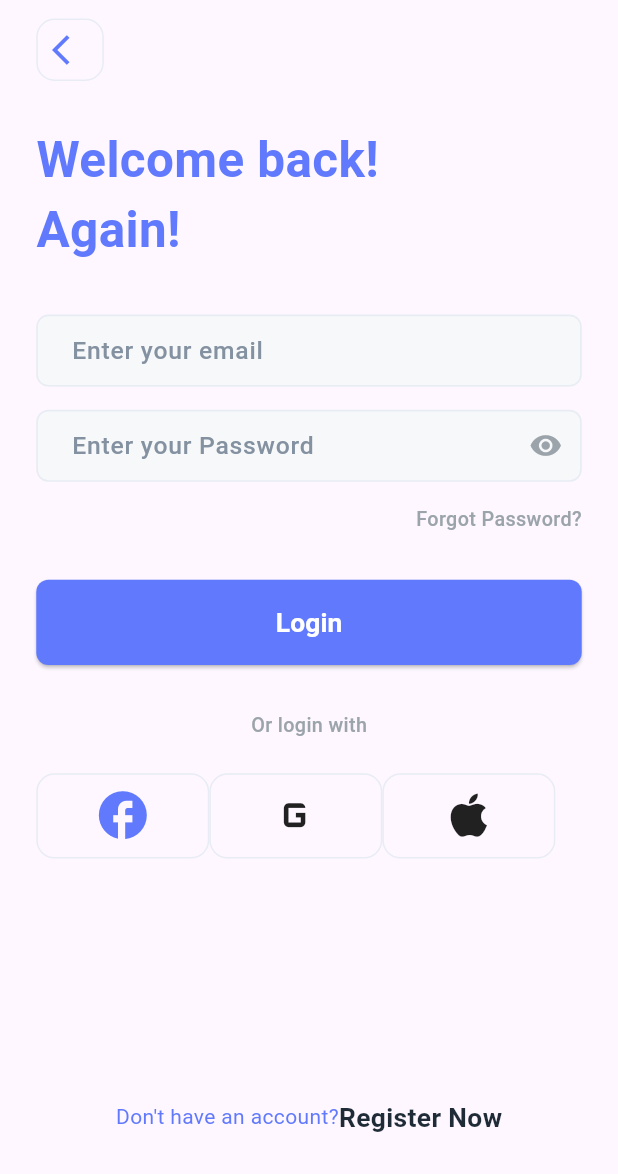
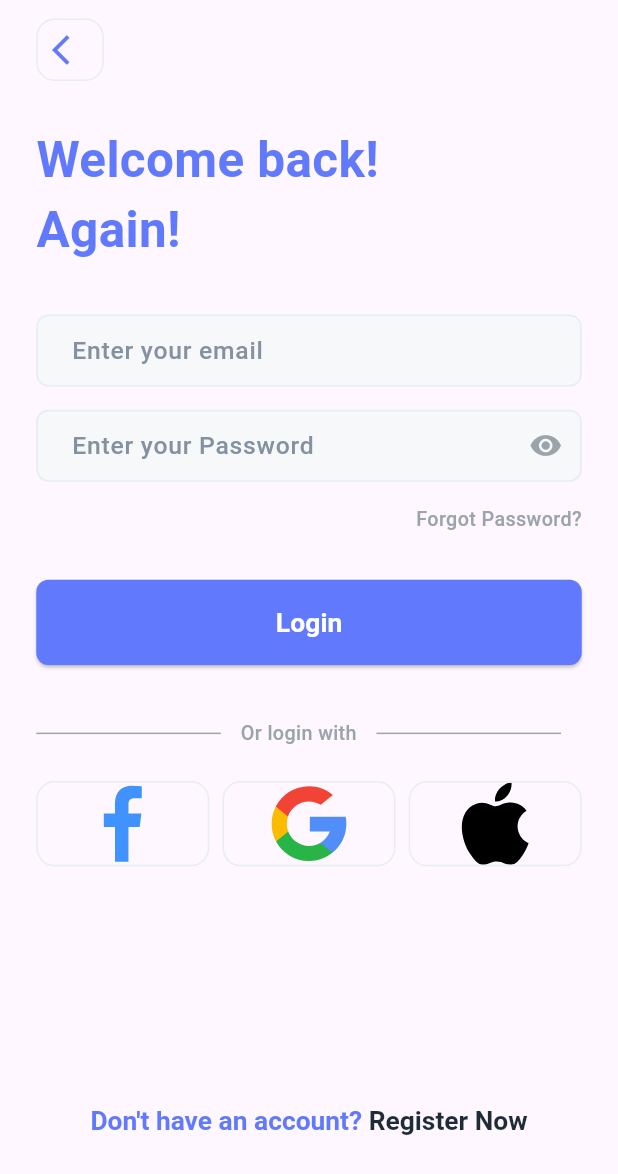
Before and after one commit to RaghadAz/finance-app, a Flutter app: the screen it shows after launch, after a tap on "Login", on a phone screen of 412 x 824 dp. Shown: the top 1174 px of the screen. Run offline on Flutter 3.47's test engine with Material 3 defaults, Android fonts, the phone set to English and light mode, and no system bars; our stand-ins replace flutter_screenutil, flutter_svg, go_router.

Commit message:
add welcome Screen and custom the widget

```diff
--- a/lib/core/styling/app_assets.dart
+++ b/lib/core/styling/app_assets.dart
@@ -1,3 +1,7 @@
 class AppAssets {
   static const String onBoard = "assets/images/onBoard.png";
+
+  static const String google = "assets/icons/google.svg";
+  static const String facebook = "assets/icons/facebook.svg";
+  static const String apple = "assets/icons/apple.svg";
 }
--- a/lib/features/auth/login_screen.dart
+++ b/lib/features/auth/login_screen.dart
@@ -1,10 +1,14 @@
+import 'package:finance_app/core/styling/app_assets.dart';
 import 'package:finance_app/core/styling/app_colors.dart';
 import 'package:finance_app/core/widgets/custom_text_field.dart';
 import 'package:finance_app/core/widgets/primary_button_widget.dart';
 import 'package:finance_app/core/widgets/spacing_widget.dart';
+import 'package:finance_app/features/auth/widgets/back_button_widget.dart';
+import 'package:finance_app/features/auth/widgets/custom_icons_button.dart';
+import 'package:finance_app/features/auth/widgets/custom_or_login_widget.dart';
+import 'package:finance_app/features/auth/widgets/social_login_buttons.dart';
 import 'package:flutter/material.dart';
 import 'package:flutter_screenutil/flutter_screenutil.dart';
-import 'package:go_router/go_router.dart';
 import '../../core/styling/app_styles.dart';
 
 class LoginScreen extends StatefulWidget {
@@ -26,25 +30,7 @@ class _LoginScreenState extends State<LoginScreen> {
               crossAxisAlignment: CrossAxisAlignment.start,
               children: [
                 HeightSpace(height: 12.h),
-                Container(
-                  height: 41.h,
-                  width: 41.w,
-                  decoration: BoxDecoration(
-                    borderRadius: BorderRadius.circular(12.r),
-                    border: Border.all(color: Color(0xffE8ECF4), width: 1),
-                  ),
-                  child: Center(
-                    child: IconButton(
-                      icon: Icon(
-                        Icons.arrow_back_ios,
-                        color: AppColors.primaryColor,
-                      ),
-                      onPressed: () {
-                        GoRouter.of(context).pop();
-                      },
-                    ),
-                  ),
-                ),
+                BackButtonWidget(),
                 HeightSpace(height: 28.h),
                 SizedBox(
                   width: 280.w,
@@ -73,61 +59,26 @@ class _LoginScreenState extends State<LoginScreen> {
                 ),
                 HeightSpace(height: 30.h),
                 PrimaryButtonWidget(onpressed: () {}, buttonText: "Login"),
-                HeightSpace(height: 30.h),
-                Align(
-                  alignment: Alignment.center,
-                  child: Text("Or login with", style: AppStyles.grey12),
-                ),
+                HeightSpace(height: 35.h),
+                CustomOrLoginWidget(),
                 HeightSpace(height: 22),
-                Row(
-                  children: [
-                    Container(
-                      decoration: BoxDecoration(
-                        borderRadius: BorderRadius.circular(12.r),
-                        border: Border.all(color: Color(0xffE8ECF4), width: 1),
+                SocialLoginButtons(),
+                HeightSpace(height: 155.h),
+                Center(
+                  child: RichText(
+                    text: TextSpan(
+                      text: "Don't have an account? ",
+                      style: AppStyles.balck16.copyWith(
+                        color: AppColors.primaryColor,
                       ),
-                      height: 56.h,
-                      width: 105.w,
-                      child: InkWell(
-                        child: Icon(
-                          Icons.facebook_outlined,
-                          color: AppColors.primaryColor,
-                          size: 35.sp,
+                      children: [
+                        TextSpan(
+                          text: "Register Now",
+                          style: AppStyles.balck16,
                         ),
-                      ),
+                      ],
                     ),
-                    Container(
-                      decoration: BoxDecoration(
-                        borderRadius: BorderRadius.circular(12.r),
-                        border: Border.all(color: Color(0xffE8ECF4), width: 1),
-                      ),
-                      height: 56.h,
-                      width: 105.w,
-                      child: InkWell(
-                        child: Icon(Icons.g_mobiledata, size: 35.sp),
-                      ),
-                    ),
-                    Container(
-                      decoration: BoxDecoration(
-                        borderRadius: BorderRadius.circular(12.r),
-                        border: Border.all(color: Color(0xffE8ECF4), width: 1),
-                      ),
-                      height: 56.h,
-                      width: 105.w,
-                      child: InkWell(child: Icon(Icons.apple, size: 35.sp)),
-                    ),
-                  ],
-                ),
-                HeightSpace(height: 155.h),
-                Row(
-                  mainAxisAlignment: MainAxisAlignment.center,
-                  children: [
-                    Text(
-                      "Don't have an account?",
-                      style: TextStyle(color: AppColors.primaryColor),
-                    ),
-                    Text("Register Now", style: AppStyles.balck16),
-                  ],
+                  ),
                 ),
               ],
             ),
--- /dev/null
+++ b/lib/features/auth/widgets/back_button_widget.dart
@@ -0,0 +1,28 @@
+import 'package:finance_app/core/styling/app_colors.dart';
+import 'package:flutter/material.dart';
+import 'package:flutter_screenutil/flutter_screenutil.dart';
+import 'package:go_router/go_router.dart';
+
+class BackButtonWidget extends StatelessWidget {
+  const BackButtonWidget({super.key});
+
+  @override
+  Widget build(BuildContext context) {
+    return Container(
+      height: 41.h,
+      width: 41.w,
+      decoration: BoxDecoration(
+        borderRadius: BorderRadius.circular(12.r),
+        border: Border.all(color: Color(0xffE8ECF4), width: 1),
+      ),
+      child: Center(
+        child: IconButton(
+          icon: Icon(Icons.arrow_back_ios, color: AppColors.primaryColor),
+          onPressed: () {
+            GoRouter.of(context).pop();
+          },
+        ),
+      ),
+    );
+  }
+}
--- /dev/null
+++ b/lib/features/auth/widgets/custom_icons_button.dart
@@ -0,0 +1,24 @@
+import 'package:flutter/material.dart';
+import 'package:flutter_screenutil/flutter_screenutil.dart';
+import 'package:flutter_svg/flutter_svg.dart';
+
+class CustomIconsButton extends StatelessWidget {
+  final VoidCallback? onTap;
+  final String iconPath;
+  const CustomIconsButton({super.key, this.onTap, required this.iconPath});
+  @override
+  Widget build(BuildContext context) {
+    return InkWell(
+      onTap: onTap,
+      child: Container(
+        decoration: BoxDecoration(
+          borderRadius: BorderRadius.circular(12.r),
+          border: Border.all(color: Color(0xffE8ECF4), width: 1),
+        ),
+        height: 56.h,
+        width: 105.w,
+        child: SvgPicture.asset(iconPath, height: 24.h, width: 12.w),
+      ),
+    );
+  }
+}
--- /dev/null
+++ b/lib/features/auth/widgets/custom_or_login_widget.dart
@@ -0,0 +1,28 @@
+import 'package:flutter/material.dart';
+import 'package:flutter_screenutil/flutter_screenutil.dart';
+
+import '../../../core/styling/app_colors.dart';
+import '../../../core/styling/app_styles.dart';
+
+class CustomOrLoginWidget extends StatelessWidget {
+  const CustomOrLoginWidget({super.key});
+
+  @override
+  Widget build(BuildContext context) {
+    return Row(
+      children: [
+        SizedBox(
+          width: 112.w,
+          child: Divider(color: AppColors.greyColor),
+        ),
+        SizedBox(width: 12.w),
+        Text("Or login with", style: AppStyles.grey12),
+        SizedBox(width: 12.w),
+        SizedBox(
+          width: 112.w,
+          child: Divider(color: AppColors.greyColor),
+        ),
+      ],
+    );
+  }
+}
--- /dev/null
+++ b/lib/features/auth/widgets/social_login_buttons.dart
@@ -0,0 +1,20 @@
+import 'package:finance_app/features/auth/widgets/custom_icons_button.dart';
+import 'package:flutter/material.dart';
+
+import '../../../core/styling/app_assets.dart';
+
+class SocialLoginButtons extends StatelessWidget {
+  const SocialLoginButtons({super.key});
+
+  @override
+  Widget build(BuildContext context) {
+    return Row(
+      mainAxisAlignment: MainAxisAlignment.spaceBetween,
+      children: [
+        CustomIconsButton(iconPath: AppAssets.facebook, onTap: () {}),
+        CustomIconsButton(iconPath: AppAssets.google, onTap: () {}),
+        CustomIconsButton(iconPath: AppAssets.apple, onTap: () {}),
+      ],
+    );
+  }
+}
--- a/pubspec.yaml
+++ b/pubspec.yaml
@@ -8,6 +8,7 @@ environment:
 
 dependencies:
   go_router: ^16.2.1
+  flutter_svg: ^2.2.1
 
   flutter:
     sdk: flutter
@@ -22,7 +23,10 @@ dev_dependencies:
 flutter:
   uses-material-design: true
   assets:
-  - assets/images/
+    - assets/images/
+    - assets/icons/
+
+
   fonts:
   - family: Urbanist
     fonts:
```
Also changed, not shown: assets/icons/apple.svg (added), assets/icons/facebook.svg (added), assets/icons/google.svg (added), pubspec.lock.
